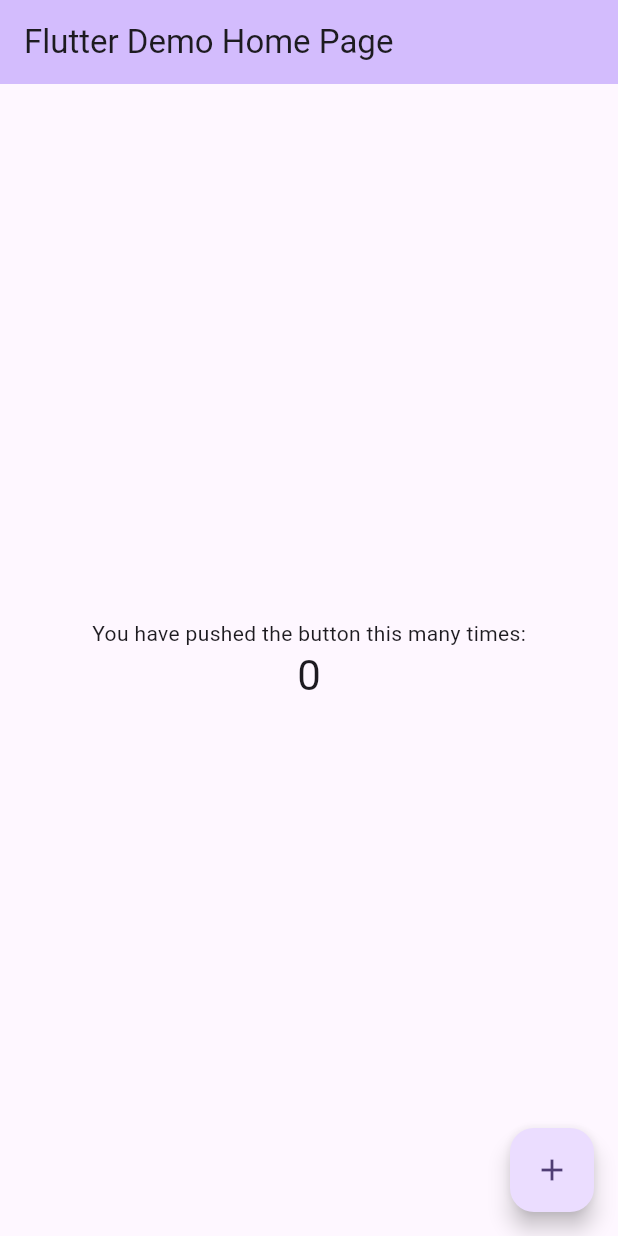
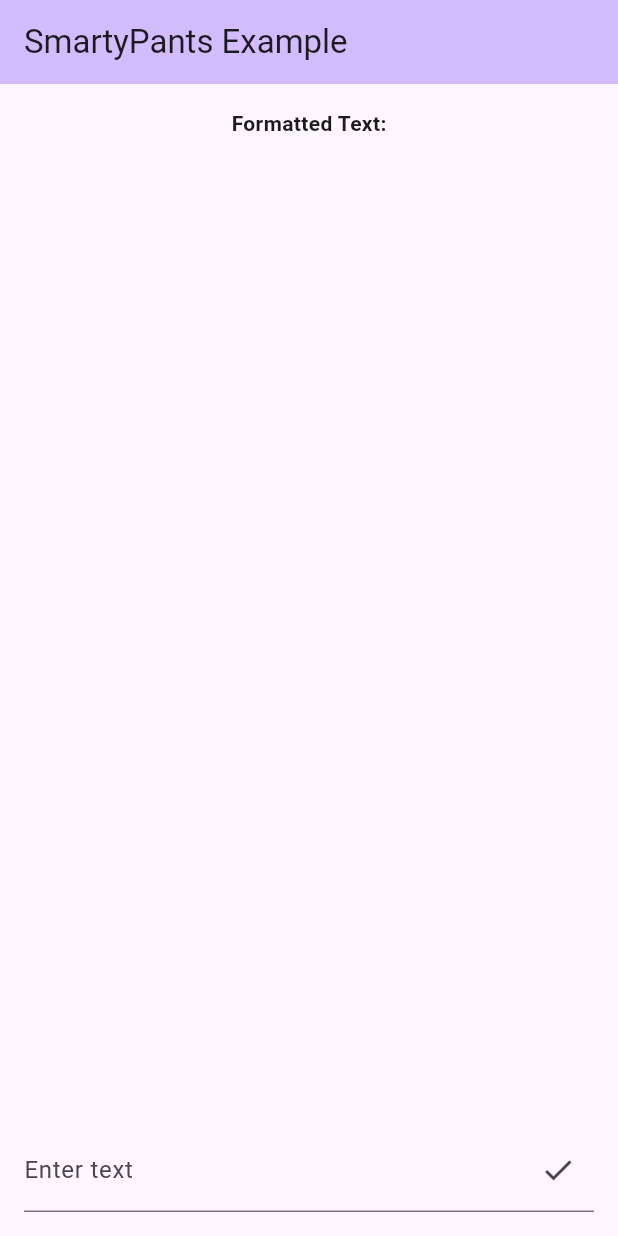
Before and after one commit to eunice-hong/smartypants, a Flutter app: the screen it shows after launch, on a phone screen of 412 x 824 dp. Run offline on Flutter 3.47's test engine with Material 3 defaults, Android fonts, the phone set to English and light mode, and no system bars.

Commit message:
docs: show formatted text using smartypants

```diff
--- a/example/lib/main.dart
+++ b/example/lib/main.dart
@@ -1,8 +1,7 @@
+import 'package:example/smartypants_formatter.dart';
 import 'package:flutter/material.dart';
-
-void main() {
-  runApp(const MyApp());
-}
+import 'package:flutter/services.dart';
+import 'package:smartypants/smartypants.dart';
 
 class MyApp extends StatelessWidget {
   const MyApp({super.key});
@@ -10,12 +9,13 @@ class MyApp extends StatelessWidget {
   @override
   Widget build(BuildContext context) {
     return MaterialApp(
-      title: 'Flutter Demo',
+      debugShowCheckedModeBanner: false,
+      title: 'SmartyPants Example',
       theme: ThemeData(
         colorScheme: ColorScheme.fromSeed(seedColor: Colors.deepPurple),
         useMaterial3: true,
       ),
-      home: const MyHomePage(title: 'Flutter Demo Home Page'),
+      home: const MyHomePage(title: 'SmartyPants Example'),
     );
   }
 }
@@ -29,11 +29,13 @@ class MyHomePage extends StatefulWidget {
 }
 
 class _MyHomePageState extends State<MyHomePage> {
-  int _counter = 0;
+  final TextEditingController _controller = TextEditingController();
+  String _formattedText = '';
 
-  void _incrementCounter() {
+  // Format the input text using SmartyPants
+  void _formatInput() {
     setState(() {
-      _counter++;
+      _formattedText = SmartyPants.formatText(_controller.text);
     });
   }
 
@@ -44,25 +46,40 @@ class _MyHomePageState extends State<MyHomePage> {
         backgroundColor: Theme.of(context).colorScheme.inversePrimary,
         title: Text(widget.title),
       ),
-      body: Center(
+      body: Padding(
+        padding: const EdgeInsets.all(16.0),
         child: Column(
-          mainAxisAlignment: MainAxisAlignment.center,
-          children: <Widget>[
+          children: [
             const Text(
-              'You have pushed the button this many times:',
+              'Formatted Text:',
+              style: TextStyle(fontWeight: FontWeight.bold),
             ),
-            Text(
-              '$_counter',
-              style: Theme.of(context).textTheme.headlineMedium,
+            const SizedBox(height: 20),
+            Expanded(
+              child: Text(_formattedText),
+            ),
+            const SizedBox(height: 10),
+            TextField(
+              controller: _controller,
+              inputFormatters: <TextInputFormatter>[
+                // You can use the SmartypantsFormatter to format the input text
+                SmartypantsFormatter(),
+              ],
+              decoration: InputDecoration(
+                labelText: 'Enter text',
+                suffixIcon: IconButton(
+                  icon: const Icon(Icons.check),
+                  onPressed: _formatInput,
+                ),
+              ),
             ),
           ],
         ),
       ),
-      floatingActionButton: FloatingActionButton(
-        onPressed: _incrementCounter,
-        tooltip: 'Increment',
-        child: const Icon(Icons.add),
-      ), // This trailing comma makes auto-formatting nicer for build methods.
     );
   }
 }
+
+void main() {
+  runApp(const MyApp());
+}
--- /dev/null
+++ b/example/lib/smartypants_formatter.dart
@@ -0,0 +1,25 @@
+import 'package:flutter/services.dart';
+import 'package:smartypants/smartypants.dart';
+
+// A custom TextInputFormatter that uses SmartyPants to format the input text
+class SmartypantsFormatter extends TextInputFormatter {
+  SmartypantsFormatter();
+
+  @override
+  TextEditingValue formatEditUpdate(
+      TextEditingValue oldValue, TextEditingValue newValue) {
+    if (newValue.selection.baseOffset == 0) {
+      return newValue;
+    }
+
+    String newText = SmartyPants.formatText(newValue.text);
+
+    // Keep the cursor in the same position
+    return newValue.copyWith(
+      text: newText,
+      selection: TextSelection.collapsed(
+        offset: newText.length,
+      ),
+    );
+  }
+}
```
